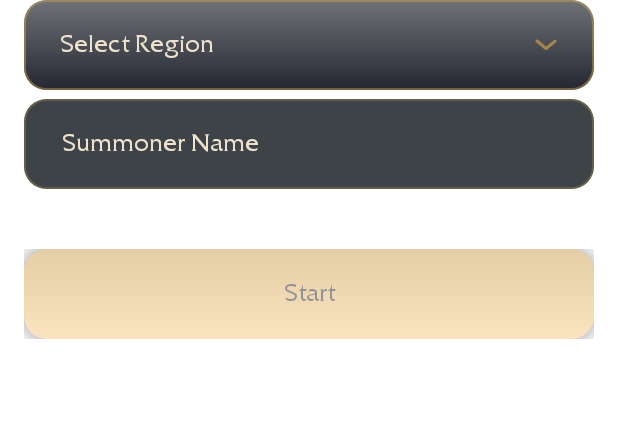
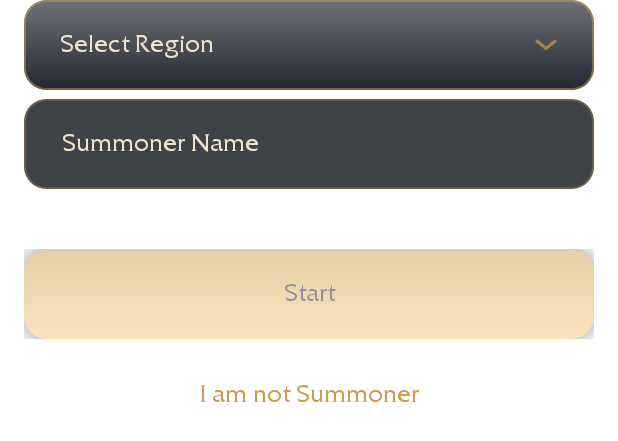
Before and after one commit to BlaCcKk9/Runeterra, an Android app built with Jetpack Compose: the @Preview function SummonerOptionsContentPreview, on a phone screen of 412 x 824 dp. Shown: the top 441 px of the screen. Run offline under Robolectric (Android 15) with nearby library versions, the phone set to English and light mode, and no system bars.

Commit message:
- welcome user inputs

```diff
--- a/app/src/main/java/com/lms/worldoflol/common/Constants.kt
+++ b/app/src/main/java/com/lms/worldoflol/common/Constants.kt
@@ -1,6 +1,6 @@
 package com.lms.worldoflol.common
 
-const val API_KEY = "RGAPI-eb3eb2d6-ea24-4a14-bd45-4bb2b001f4a3"
+const val API_KEY = "RGAPI-be3814b6-d422-4387-9646-b84ce2e8add2"
 
 object Tier {
     const val IRON = "IRON"
--- a/app/src/main/java/com/lms/worldoflol/ui/screens/auth/LoginScreen.kt
+++ b/app/src/main/java/com/lms/worldoflol/ui/screens/auth/LoginScreen.kt
@@ -37,6 +37,7 @@ import com.lms.worldoflol.ui.theme.textStyle24
 import com.lms.worldoflol.utils.backgroundWithBorder
 import kotlinx.coroutines.launch
 
+@RequiresApi(Build.VERSION_CODES.O)
 @OptIn(ExperimentalLifecycleComposeApi::class)
 @Composable
 fun LoginScreen(
@@ -149,6 +150,7 @@ fun LoginContent(
                         modalSheetState.show()
                     }
                 },
+                onBackClicked = { shouldShowFindSummoner = false },
                 onClearClicked = {
                     summonerName = ""
                     isInputError = false
@@ -175,6 +177,7 @@ fun WelcomeContent(
     shouldShowFindSummoner: Boolean,
     onSummonerNameChanged: (String) -> Unit,
     onSelectRegionButtonClicked: () -> Unit,
+    onBackClicked: () -> Unit,
     onClearClicked: () -> Unit,
     loginAsSummoner: () -> Unit,
     loginAsNonSummoner: () -> Unit,
@@ -198,6 +201,7 @@ fun WelcomeContent(
             loginAsSummoner = { loginAsSummoner() },
             loginAsNonSummoner = { loginAsNonSummoner() },
             onSummonerNameChanged = { onSummonerNameChanged(it) },
+            onBackClicked = { onBackClicked() },
             onClearClicked = { onClearClicked() },
             onSelectRegionClicked = { onSelectRegionButtonClicked() },
             onStartClicked = { onContinue() }
@@ -278,6 +282,7 @@ fun RegionsBottomSheetList(onRegionClick: (region: Regions) -> Unit) {
     }
 }
 
+@RequiresApi(Build.VERSION_CODES.O)
 @Preview
 @Composable
 fun LoginScreenPreview() {
--- a/app/src/main/java/com/lms/worldoflol/ui/screens/auth/components/WelcomeUserInputs.kt
+++ b/app/src/main/java/com/lms/worldoflol/ui/screens/auth/components/WelcomeUserInputs.kt
@@ -2,14 +2,10 @@ package com.lms.worldoflol.ui.screens.auth.components
 
 import android.os.Build
 import androidx.annotation.RequiresApi
-import androidx.compose.animation.AnimatedVisibility
-import androidx.compose.animation.core.tween
-import androidx.compose.animation.fadeIn
-import androidx.compose.animation.fadeOut
-import androidx.compose.foundation.background
+import androidx.compose.animation.*
 import androidx.compose.foundation.clickable
+import androidx.compose.foundation.interaction.MutableInteractionSource
 import androidx.compose.foundation.layout.*
-import androidx.compose.foundation.text.BasicTextField
 import androidx.compose.material.Icon
 import androidx.compose.material.Text
 import androidx.compose.material.TextField
@@ -18,45 +14,49 @@ import androidx.compose.ui.Alignment
 import androidx.compose.ui.Modifier
 import androidx.compose.ui.graphics.Color
 import androidx.compose.ui.graphics.vector.ImageVector
+import androidx.compose.ui.res.painterResource
 import androidx.compose.ui.res.vectorResource
 import androidx.compose.ui.text.font.FontWeight
 import androidx.compose.ui.text.style.TextAlign
 import androidx.compose.ui.tooling.preview.Preview
 import androidx.compose.ui.unit.dp
 import androidx.compose.ui.unit.sp
+import com.lms.worldoflol.R
 import com.lms.worldoflol.common.PrimaryButton
 import com.lms.worldoflol.common.SecondaryButton
 import com.lms.worldoflol.common.SelectRegionButton
 import com.lms.worldoflol.ui.screens.main.search.helper.getTextfieldColors
 import com.lms.worldoflol.ui.theme.QuadrataFamily
-import com.lms.worldoflol.ui.theme.textFieldHintColor
 import com.lms.worldoflol.ui.theme.textStyle
-import com.lms.worldoflol.ui.theme.textStyle14
 import com.lms.worldoflol.utils.backgroundWithBorder
 
+@OptIn(ExperimentalAnimationApi::class)
 @RequiresApi(Build.VERSION_CODES.O)
 @Composable
 fun WelcomeUserInputs(
     selectedRegion: String,
-    summonerName: String = "Miyvarxaaaar",
+    summonerName: String = "",
     isInputError: Boolean = false,
     isSelectedRegionEmpty: Boolean = false,
     shouldShowFindSummoner: Boolean,
     loginAsSummoner: () -> Unit,
     loginAsNonSummoner: () -> Unit,
     onSummonerNameChanged: (String) -> Unit,
+    onBackClicked: () -> Unit,
     onClearClicked: () -> Unit,
     onSelectRegionClicked: () -> Unit,
     onStartClicked: () -> Unit,
 ) {
+    AnimatedContent(shouldShowFindSummoner) {
         Column(Modifier.fillMaxWidth()) {
-        if (shouldShowFindSummoner)
+            if (it)
                 FindSummonerContent(
                     selectedRegion = selectedRegion,
                     summonerName = summonerName,
                     isInputError = isInputError,
                     isSelectedRegionEmpty = isSelectedRegionEmpty,
                     onSummonerNameChanged = { onSummonerNameChanged(it) },
+                    onBackClicked = { onBackClicked() },
                     onClearClicked = { onClearClicked() },
                     onSelectRegionButtonClicked = { onSelectRegionClicked() },
                     onStartClicked = { onStartClicked() }
@@ -66,6 +66,7 @@ fun WelcomeUserInputs(
                     loginAsSummoner = { loginAsSummoner() },
                     loginAsNonSummoner = { loginAsNonSummoner() }
                 )
+        }
     }
 }
 
@@ -101,20 +102,23 @@ fun FindSummonerContent(
     isSelectedRegionEmpty: Boolean = false,
     onSummonerNameChanged: (String) -> Unit = {},
     onSelectRegionButtonClicked: () -> Unit = {},
+    onBackClicked: () -> Unit = {},
     onClearClicked: () -> Unit = {},
     onStartClicked: () -> Unit = {}
 ) {
-    var isButtonActive by remember{
+    var isButtonActive by remember {
         mutableStateOf(false)
     }
     SelectRegionButton(
         regionName = selectedRegion,
+        isSelectedRegionEmpty = isSelectedRegionEmpty,
         onClick = { onSelectRegionButtonClicked() }
     )
     Spacer(modifier = Modifier.height(6.dp))
     SummonerNameInput(
         summonerName = summonerName,
         isError = isInputError,
+        isSelectedRegionEmpty = isSelectedRegionEmpty,
         onClearClicked = { onClearClicked() },
         onTextChanged = {
             isButtonActive = it.isNotEmpty()
@@ -128,6 +132,21 @@ fun FindSummonerContent(
         onClick = { onStartClicked() },
         modifier = Modifier.fillMaxWidth(),
     )
+    Text(
+        text = "I am not Summoner",
+        style = textStyle(
+            size = 16.sp,
+            color = 0xFFCA9D4B
+        ),
+        modifier = Modifier
+            .padding(30.dp)
+            .fillMaxWidth()
+            .height(60.dp)
+            .clickable(
+                indication = null,
+                interactionSource = remember { MutableInteractionSource() })
+            { onBackClicked() }
+    )
 }
 
 @Composable
@@ -135,10 +154,12 @@ fun SummonerNameInput(
     modifier: Modifier = Modifier,
     summonerName: String = "",
     isError: Boolean = false,
+    isSelectedRegionEmpty: Boolean = false,
     onClearClicked: () -> Unit,
     onTextChanged: (String) -> Unit
 ) {
     val borderColor: Long = if (isError) 0x80F12242 else 0x4DCA9D4B
+    Column {
         Box(
             modifier = modifier
                 .padding(horizontal = 16.dp)
@@ -151,10 +172,9 @@ fun SummonerNameInput(
                 .padding(start = 9.dp, end = 20.dp),
             contentAlignment = Alignment.CenterStart
         ) {
-
             if (isError)
                 Icon(
-                imageVector = ImageVector.vectorResource(id = com.lms.worldoflol.R.drawable.ic_text_clear),
+                    imageVector = ImageVector.vectorResource(id = R.drawable.ic_text_clear),
                     tint = Color(0x80F12242L),
                     contentDescription = "error_icon",
                     modifier = Modifier
@@ -170,7 +190,45 @@ fun SummonerNameInput(
                 textStyle = textStyle(color = 0xFFEEE2CC, textAlign = TextAlign.Start),
                 colors = getTextfieldColors(),
             )
+        }
+        WelcomeErrorText(
+            isInputError = isError,
+            isSelectedRegionEmpty = isSelectedRegionEmpty
+        )
+    }
+}
 
+@Composable
+fun WelcomeErrorText(
+    isInputError: Boolean,
+    isSelectedRegionEmpty: Boolean
+) {
+    val isWarningVisible = isInputError || isSelectedRegionEmpty
+    val warningText = when {
+        isInputError -> "Summoner name don't match"
+        isSelectedRegionEmpty -> "Region must be selected"
+        else -> ""
+    }
+    AnimatedVisibility(
+        visible = isWarningVisible,
+        enter = slideInVertically(),
+        exit = slideOutVertically()
+    ) {
+        Row(Modifier.padding(start = 24.dp, top = 12.dp)) {
+            Icon(
+                painter = painterResource(id = R.drawable.ic_warning),
+                tint = Color(0xB3F12242),
+                contentDescription = "warning",
+                modifier = Modifier.padding(end = 8.dp)
+            )
+            Text(
+                text = warningText,
+                style = textStyle(
+                    size = 12.sp,
+                    color = 0xB3F12242
+                )
+            )
+        }
     }
 }
 
@@ -187,6 +245,7 @@ fun SummonerNameHintt() {
     )
 }
 
+@RequiresApi(Build.VERSION_CODES.O)
 @Preview
 @Composable
 fun FindSummonerPreview() {
@@ -198,11 +257,14 @@ fun FindSummonerPreview() {
         loginAsSummoner = { },
         loginAsNonSummoner = { },
         onSummonerNameChanged = { },
+        onBackClicked = { },
         onClearClicked = { },
-        onSelectRegionClicked = { }) {
-    }
+        onSelectRegionClicked = { },
+        onStartClicked = { }
+    )
 }
 
+@RequiresApi(Build.VERSION_CODES.O)
 @Preview
 @Composable
 fun SummonerOptionsContentPreview() {
@@ -213,6 +275,7 @@ fun SummonerOptionsContentPreview() {
         loginAsSummoner = { },
         loginAsNonSummoner = { },
         onSummonerNameChanged = { },
+        onBackClicked = { },
         onClearClicked = { },
         onSelectRegionClicked = { },
         onStartClicked = { }
--- a/app/src/main/java/com/lms/worldoflol/ui/screens/main/champions/champion_detail/components/AbilityItemShadow.kt
+++ b/app/src/main/java/com/lms/worldoflol/ui/screens/main/champions/champion_detail/components/AbilityItemShadow.kt
@@ -1,5 +1,6 @@
 package com.lms.worldoflol.ui.screens.main.champions.champion_detail.components
 
+import android.graphics.Color.toArgb
 import android.os.Build
 import androidx.annotation.RequiresApi
 import androidx.compose.ui.Modifier
@@ -10,6 +11,7 @@ import androidx.compose.ui.graphics.drawscope.drawIntoCanvas
 import androidx.compose.ui.unit.Dp
 import androidx.compose.ui.unit.dp
 
+
 @RequiresApi(Build.VERSION_CODES.O)
 fun Modifier.drawColoredShadow(
     color: Color,
@@ -19,8 +21,8 @@ fun Modifier.drawColoredShadow(
     offsetY: Dp = 0.dp,
     offsetX: Dp = 0.dp
 ) = this.drawBehind {
-    val transparentColor = android.graphics.Color.toArgb(color.copy(alpha = 0.0f).value.toLong())
-    val shadowColor = android.graphics.Color.toArgb(color.copy(alpha = alpha).value.toLong())
+    val transparentColor = toArgb(color.copy(alpha = 0.0f).value.toLong())
+    val shadowColor = toArgb(color.copy(alpha = alpha).value.toLong())
     this.drawIntoCanvas {
         val paint = Paint()
         val frameworkPaint = paint.asFrameworkPaint()
```
Lines whose indentation alone changed are shown as unchanged.
